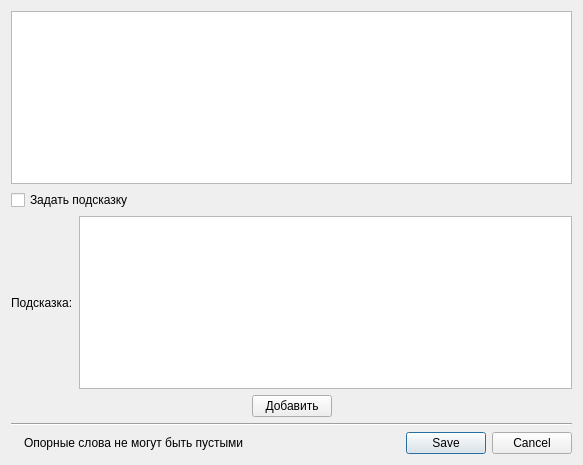
QtWorks/VirtualClientDialogEditor, file dialogeditor/expectedwordseditorwindow.ui: the form before one commit.
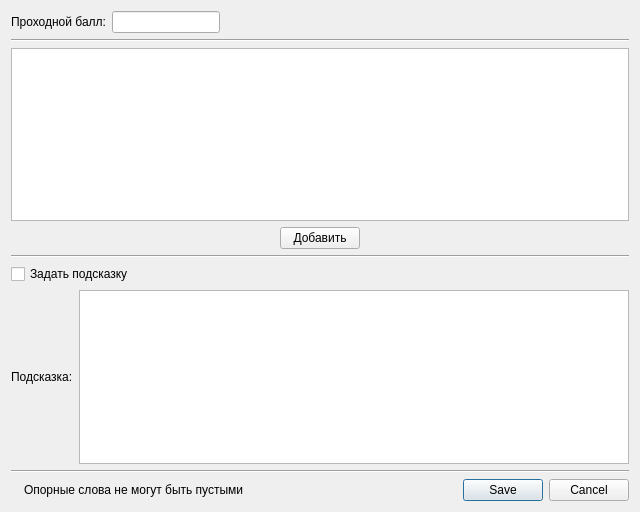
The form after the commit.

Commit message: Added an ability to set minimal score for expected words node

Patch:
```diff
--- a/dialogeditor/expectedwordseditorwindow.ui
+++ b/dialogeditor/expectedwordseditorwindow.ui
@@ -6,16 +6,105 @@
    <rect>
     <x>0</x>
     <y>0</y>
-    <width>583</width>
-    <height>465</height>
+    <width>640</width>
+    <height>512</height>
    </rect>
   </property>
   <property name="windowTitle">
    <string>Редактор опорных слов</string>
   </property>
-  <layout class="QVBoxLayout" name="verticalLayout">
+  <layout class="QVBoxLayout" name="verticalLayout_2">
    <item>
-    <widget class="QListWidget" name="listWidget"/>
+    <layout class="QHBoxLayout" name="minScoreLayout">
+     <item>
+      <widget class="QLabel" name="minScoreLabel">
+       <property name="text">
+        <string>Проходной балл:</string>
+       </property>
+      </widget>
+     </item>
+     <item>
+      <widget class="QLineEdit" name="minScoreLineEdit">
+       <property name="sizePolicy">
+        <sizepolicy hsizetype="Preferred" vsizetype="Fixed">
+         <horstretch>0</horstretch>
+         <verstretch>0</verstretch>
+        </sizepolicy>
+       </property>
+      </widget>
+     </item>
+     <item>
+      <spacer name="horizontalSpacer_3">
+       <property name="orientation">
+        <enum>Qt::Horizontal</enum>
+       </property>
+       <property name="sizeHint" stdset="0">
+        <size>
+         <width>40</width>
+         <height>20</height>
+        </size>
+       </property>
+      </spacer>
+     </item>
+    </layout>
+   </item>
+   <item>
+    <widget class="Line" name="divider_3">
+     <property name="orientation">
+      <enum>Qt::Horizontal</enum>
+     </property>
+    </widget>
+   </item>
+   <item>
+    <layout class="QVBoxLayout" name="verticalLayout">
+     <item>
+      <widget class="QListWidget" name="listWidget"/>
+     </item>
+     <item>
+      <layout class="QHBoxLayout" name="horizontalLayout">
+       <item>
+        <spacer name="horizontalSpacer">
+         <property name="orientation">
+          <enum>Qt::Horizontal</enum>
+         </property>
+         <property name="sizeHint" stdset="0">
+          <size>
+           <width>40</width>
+           <height>20</height>
+          </size>
+         </property>
+        </spacer>
+       </item>
+       <item>
+        <widget class="QPushButton" name="addButton">
+         <property name="text">
+          <string>Добавить</string>
+         </property>
+        </widget>
+       </item>
+       <item>
+        <spacer name="horizontalSpacer_2">
+         <property name="orientation">
+          <enum>Qt::Horizontal</enum>
+         </property>
+         <property name="sizeHint" stdset="0">
+          <size>
+           <width>40</width>
+           <height>20</height>
+          </size>
+         </property>
+        </spacer>
+       </item>
+      </layout>
+     </item>
+    </layout>
+   </item>
+   <item>
+    <widget class="Line" name="divider_2">
+     <property name="orientation">
+      <enum>Qt::Horizontal</enum>
+     </property>
+    </widget>
    </item>
    <item>
     <widget class="QCheckBox" name="useHintCheckBox">
@@ -38,43 +127,6 @@
      </item>
     </layout>
    </item>
-   <item>
-    <layout class="QHBoxLayout" name="horizontalLayout">
-     <item>
-      <spacer name="horizontalSpacer">
-       <property name="orientation">
-        <enum>Qt::Horizontal</enum>
-       </property>
-       <property name="sizeHint" stdset="0">
-        <size>
-         <width>40</width>
-         <height>20</height>
-        </size>
-       </property>
-      </spacer>
-     </item>
-     <item>
-      <widget class="QPushButton" name="addButton">
-       <property name="text">
-        <string>Добавить</string>
-       </property>
-      </widget>
-     </item>
-     <item>
-      <spacer name="horizontalSpacer_2">
-       <property name="orientation">
-        <enum>Qt::Horizontal</enum>
-       </property>
-       <property name="sizeHint" stdset="0">
-        <size>
-         <width>40</width>
-         <height>20</height>
-        </size>
-       </property>
-      </spacer>
-     </item>
-    </layout>
-   </item>
    <item>
     <widget class="Line" name="divider">
      <property name="orientation">
```
The commit also changes 8 other files.
